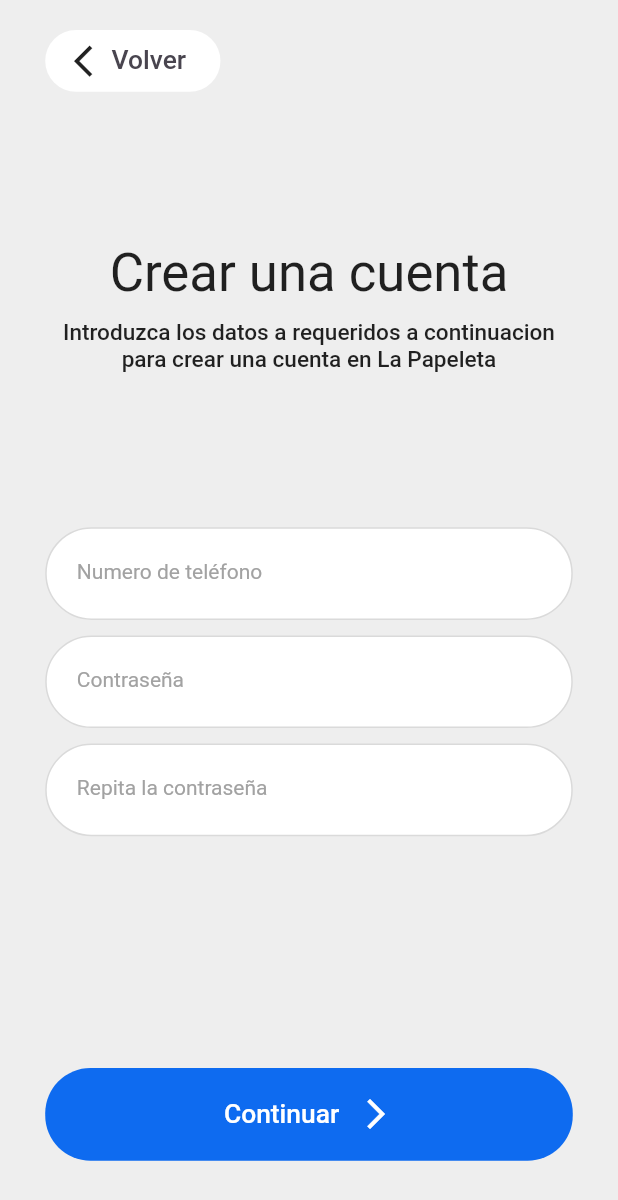
After one commit to rogerordaz1/customer, a Flutter app: the screen it shows after launch, after a tap on "Crear una cuenta", on a phone screen of 412 x 824 dp. The commit adds this screen. Shown: the top 1200 px of the screen. Run offline on Flutter 3.47's test engine with Material 2 defaults, Android fonts, the phone set to English and light mode, and no system bars; our stand-ins replace flutter_dotenv, flutter_screenutil, get, tabler_icons; missing offline and left inert: flutter_statusbarcolor_ns.

Commit message:
trabajando en el register

```diff
--- a/lib/core/app_pages.dart
+++ b/lib/core/app_pages.dart
@@ -1,4 +1,5 @@
 import 'package:app/modules/auth/login/login_routes.dart';
+import 'package:app/modules/auth/register/register_routes.dart';
 import 'package:app/modules/home/home_routes.dart';
 import 'package:app/modules/layout/pages/layout_routes.dart';
 import 'package:app/modules/maps/maps_routes.dart';
@@ -10,6 +11,7 @@ class AppPages {
 
   static final routes = [
     ...LoginRoutes.routes,
+    ...RegisterRoutes.routes,
     ...LayoutRoutes.routes,
     ...HomeRoutes.routes,
     ...MapsRoutes.routes,
--- a/lib/modules/auth/login/login_page.dart
+++ b/lib/modules/auth/login/login_page.dart
@@ -1,4 +1,4 @@
-import 'package:app/modules/home/home_routes.dart';
+import 'package:app/modules/auth/register/register_routes.dart';
 import 'package:app/modules/layout/layout.dart';
 import 'package:flutter/material.dart';
 import 'package:flutter_screenutil/flutter_screenutil.dart';
@@ -35,8 +35,11 @@ class LoginPage extends GetView<LoginController> {
                     hintext: 'Acceder',
                     ispraimary: true),
                 SizedBox(height: 8.h),
-                const CustomLoginButtoms(
-                    hintext: 'Crear una cuenta', ispraimary: false),
+                CustomLoginButtoms(
+                  hintext: 'Crear una cuenta',
+                  ispraimary: false,
+                  onTap: () => Get.toNamed(RegisterRoutes.register),
+                ),
               ],
             ),
           ),
--- /dev/null
+++ b/lib/modules/auth/register/register.dart
@@ -0,0 +1,4 @@
+export './register_binding.dart';
+export './register_controller.dart';
+export './register_page.dart';
+export './register_routes.dart';
--- /dev/null
+++ b/lib/modules/auth/register/register_binding.dart
@@ -0,0 +1,11 @@
+import 'package:get/get.dart';
+import 'register_controller.dart';
+
+class RegisterBinding extends Bindings {
+  @override
+  void dependencies() {
+    Get.lazyPut<RegisterController>(
+      () => RegisterController(),
+    );
+  }
+}
--- /dev/null
+++ b/lib/modules/auth/register/register_controller.dart
@@ -0,0 +1,5 @@
+import 'package:get/get.dart';
+
+class RegisterController extends GetxController {
+  //TODO: Implement HomeController.
+}
--- /dev/null
+++ b/lib/modules/auth/register/register_page.dart
@@ -0,0 +1,53 @@
+import 'package:app/modules/auth/register/register_controller.dart';
+import 'package:app/modules/auth/widgets/custom_back_buttom.dart';
+import 'package:app/modules/auth/widgets/custom_login_buttom.dart';
+import 'package:app/modules/auth/widgets/custom_login_fields.dart';
+import 'package:app/modules/auth/widgets/custom_register_title.dart';
+import 'package:flutter/material.dart';
+import 'package:flutter_screenutil/flutter_screenutil.dart';
+import 'package:flutter_statusbarcolor_ns/flutter_statusbarcolor_ns.dart';
+import 'package:get/get.dart';
+
+class RegisterPage extends GetView<RegisterController> {
+  const RegisterPage({super.key});
+
+  @override
+  Widget build(BuildContext context) {
+    FlutterStatusbarcolor.setStatusBarColor(Colors.black);
+    return Scaffold(
+        backgroundColor: Theme.of(context).colorScheme.background,
+        body: Padding(
+          padding: EdgeInsets.symmetric(horizontal: 24.w),
+          child: SingleChildScrollView(
+            child: SafeArea(
+              child: Column(
+                children: [
+                  const SizedBox(height: 20),
+                  const Align(
+                      alignment: Alignment.bottomLeft,
+                      child: CustomBackButtom()),
+                  const SizedBox(height: 100),
+                  const CustomRegisterTitles(
+                      text: 'Crear una cuenta', isSubtitle: false),
+                  SizedBox(height: 8.h),
+                  const CustomRegisterTitles(
+                    text:
+                        'Introduzca los datos a requeridos a continuacion para crear una cuenta en La Papeleta',
+                    isSubtitle: true,
+                  ),
+                  SizedBox(height: 80.h),
+                  const CustomFormField(hintext: 'Numero de teléfono'),
+                  SizedBox(height: 8.h),
+                  const CustomFormField(hintext: 'Contraseña'),
+                  SizedBox(height: 8.h),
+                  const CustomFormField(hintext: 'Repita la contraseña'),
+                  SizedBox(height: 120.h),
+                  CustomLoginButtoms(
+                      onTap: () {}, hintext: 'Continuar', ispraimary: true),
+                ],
+              ),
+            ),
+          ),
+        ));
+  }
+}
--- /dev/null
+++ b/lib/modules/auth/register/register_routes.dart
@@ -0,0 +1,17 @@
+import 'package:get/get.dart';
+
+import './register.dart';
+
+class RegisterRoutes {
+  RegisterRoutes._();
+
+  static const register = '/register';
+
+  static final routes = [
+    GetPage(
+      name: register,
+      page: () => const RegisterPage(),
+      binding: RegisterBinding(),
+    ),
+  ];
+}
--- /dev/null
+++ b/lib/modules/auth/widgets/custom_back_buttom.dart
@@ -0,0 +1,44 @@
+import 'package:flutter/material.dart';
+import 'package:flutter_screenutil/flutter_screenutil.dart';
+
+class CustomBackButtom extends StatelessWidget {
+  const CustomBackButtom({
+    super.key,
+  });
+
+  @override
+  Widget build(BuildContext context) {
+    return Container(
+      width: 93.w,
+      height: 32.h,
+      padding: EdgeInsets.only(left: 8.w, right: 16.w),
+      decoration: ShapeDecoration(
+        color: Colors.white,
+        shape: RoundedRectangleBorder(
+          borderRadius: BorderRadius.circular(24.r),
+        ),
+      ),
+      child: Row(
+        mainAxisAlignment: MainAxisAlignment.center,
+        crossAxisAlignment: CrossAxisAlignment.center,
+        children: [
+          Row(
+            children: [
+              Icon((Icons.arrow_back_ios_new), size: 20.sp),
+              SizedBox(width: 5.w),
+              Text(
+                'Volver',
+                style: TextStyle(
+                  color: const Color(0xFF49454F),
+                  fontSize: 14.sp,
+                  fontFamily: 'Roboto',
+                  fontWeight: FontWeight.w500,
+                ),
+              ),
+            ],
+          ),
+        ],
+      ),
+    );
+  }
+}
--- /dev/null
+++ b/lib/modules/auth/widgets/custom_register_title.dart
@@ -0,0 +1,27 @@
+import 'package:flutter/material.dart';
+import 'package:flutter_screenutil/flutter_screenutil.dart';
+
+class CustomRegisterTitles extends StatelessWidget {
+  final String text;
+  final bool isSubtitle;
+
+  const CustomRegisterTitles({
+    super.key,
+    required this.text,
+    required this.isSubtitle,
+  });
+
+  @override
+  Widget build(BuildContext context) {
+    return Text(
+      text,
+      textAlign: isSubtitle ? TextAlign.center : TextAlign.left,
+      style: TextStyle(
+        fontFamily: 'Roboto',
+        fontWeight: isSubtitle ? FontWeight.w500 : FontWeight.w400,
+        fontSize: isSubtitle ? 12.sp : 28.sp,
+        fontStyle: FontStyle.normal,
+      ),
+    );
+  }
+}
```
